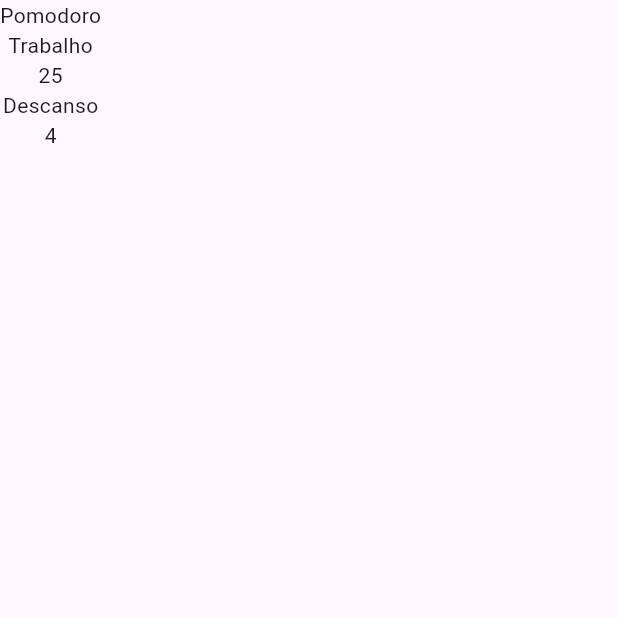
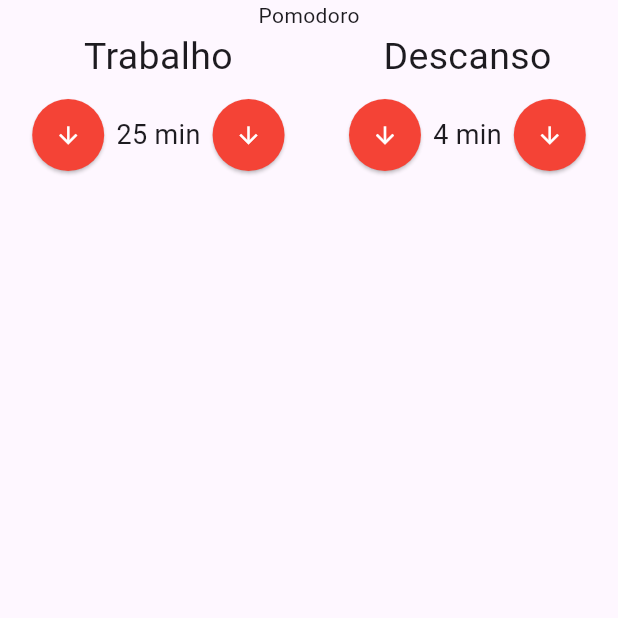
Before and after one commit to msbzz/pomodoro, a Flutter app: the screen it shows after launch, on a phone screen of 412 x 824 dp, the top half of it. Run offline on Flutter 3.47's test engine with Material 3 defaults, Android fonts, the phone set to English and light mode, and no system bars; our stand-ins replace mobx; generated files the repository leaves out were written again.

Commit message:
compomente entrada tempo #01

```diff
--- a/lib/compoments/entrada_tempo.dart
+++ b/lib/compoments/entrada_tempo.dart
@@ -1,23 +1,45 @@
 import 'package:flutter/material.dart';
+import 'package:flutter/widgets.dart';
 
 class EntradaTempo extends StatelessWidget {
-
   final String titulo;
   final int valor;
 
-  const EntradaTempo(
-    {
-      Key? key,
-      required this.titulo,
-      required this.valor
-      }):super(key:key);
+  const EntradaTempo({Key? key, required this.titulo, required this.valor})
+      : super(key: key);
 
   @override
   Widget build(BuildContext context) {
     return Column(
+      crossAxisAlignment:CrossAxisAlignment.center ,
       children: [
-        Text(this.titulo),
-        Text('${this.valor}'),
+        Text(this.titulo,style:TextStyle(fontSize: 25)),
+        SizedBox(height:10),
+        Row(
+          mainAxisAlignment: MainAxisAlignment.center,
+          children: [
+            ElevatedButton(
+                onPressed: () {},
+                style: ElevatedButton.styleFrom(
+                  backgroundColor: Colors.red,
+                  shape: CircleBorder(),
+                  padding: EdgeInsets.all(15),
+                ),
+                child: Icon(Icons.arrow_downward, color: Colors.white)),
+            Text('${this.valor} min',
+                style: TextStyle(
+                  fontSize: 18,
+                )),
+            ElevatedButton(
+                onPressed: () {},
+                style: ElevatedButton.styleFrom(
+                  backgroundColor: Colors.red,
+                  shape: CircleBorder(),
+                  padding: EdgeInsets.all(15),
+                ),
+                child: Icon(Icons.arrow_downward, color: Colors.white)),
+          ],
+        )
       ],
     );
   }
--- a/lib/pages/pomodoro.dart
+++ b/lib/pages/pomodoro.dart
@@ -10,8 +10,13 @@ class Pomodoro extends StatelessWidget {
       body: Column(
         children: [
           Text('Pomodoro'),
-          EntradaTempo(titulo: 'Trabalho', valor: 25),
-          EntradaTempo(titulo: 'Descanso', valor: 4),
+          Row(
+            mainAxisAlignment: MainAxisAlignment.spaceAround,
+            children: [
+              EntradaTempo(titulo: 'Trabalho', valor: 25),
+              EntradaTempo(titulo: 'Descanso', valor: 4),
+            ],
+          ),
         ],
       ),
     );
```
